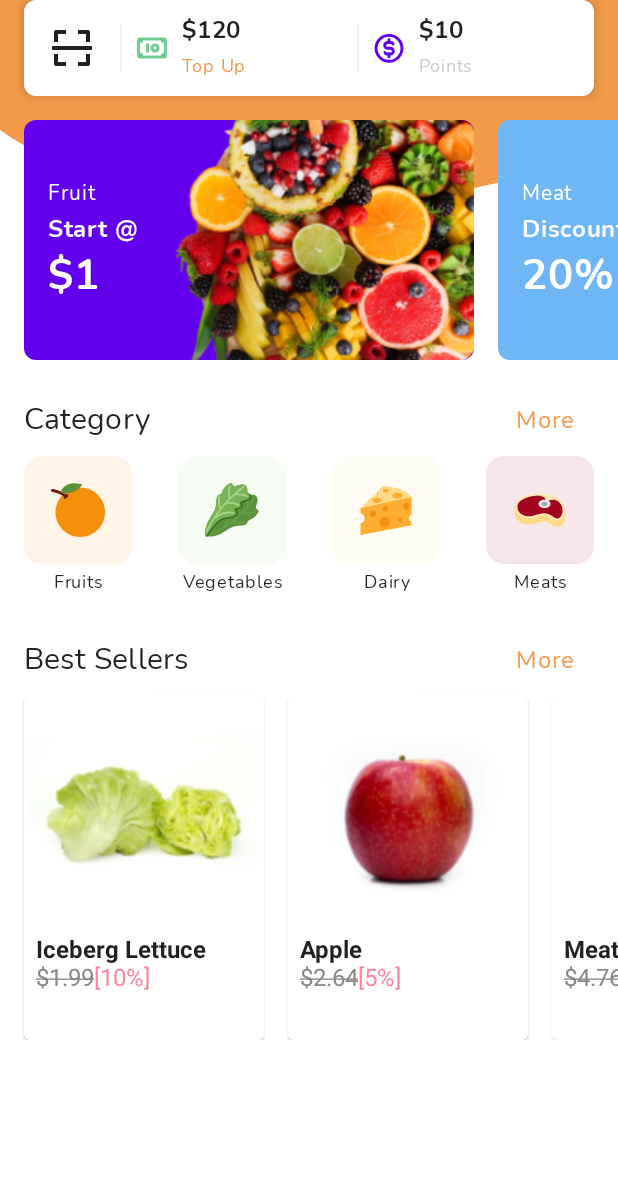
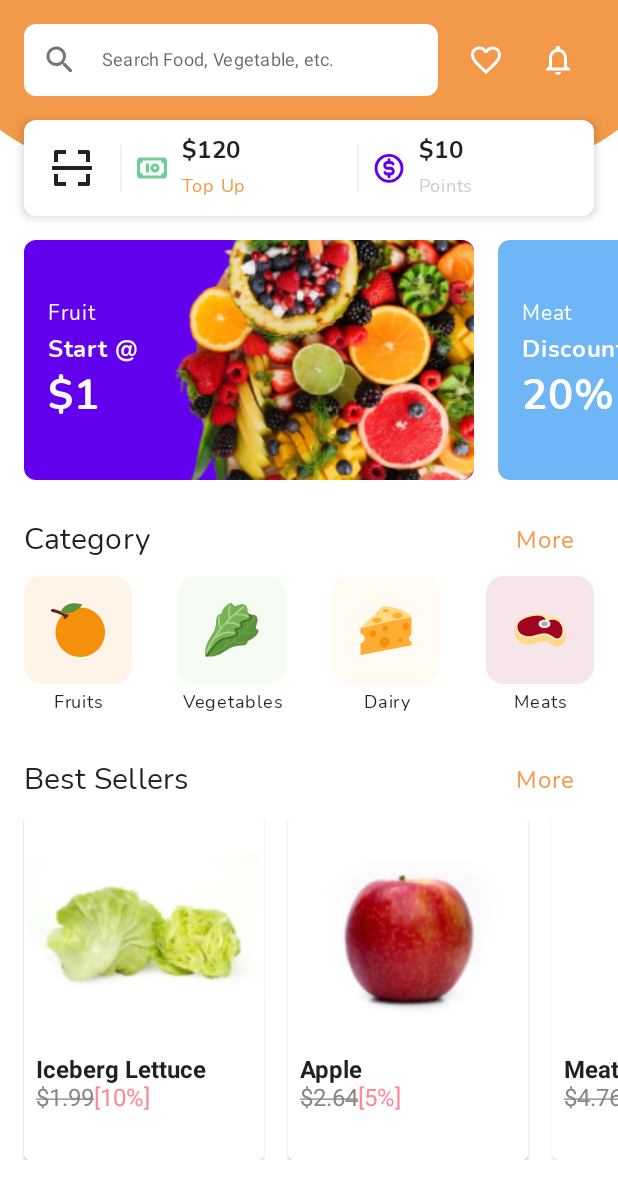
Before and after one commit to ArtemisSoftware/JetPack-Compose-Tutorial-4, an Android app built with Jetpack Compose: the screen it shows after launch (MainActivity), on a phone screen of 412 x 824 dp. Shown: the top 1199 px of the screen. Run offline under Robolectric (Android 15) with nearby library versions, the phone set to English and light mode, and no system bars; Roboto replaces fonts that are not available here.

Commit message:
GroceryShop - AppBar

```diff
--- a/app/src/main/java/com/artemissoftware/jetpackcomposetutorial4/ui/groceryshop/GroceryShopScreen.kt
+++ b/app/src/main/java/com/artemissoftware/jetpackcomposetutorial4/ui/groceryshop/GroceryShopScreen.kt
@@ -23,10 +23,7 @@ import androidx.compose.ui.tooling.preview.Preview
 import androidx.compose.ui.unit.dp
 import androidx.compose.ui.unit.sp
 import com.artemissoftware.jetpackcomposetutorial4.R
-import com.artemissoftware.jetpackcomposetutorial4.ui.groceryshop.composables.BestSellerSection
-import com.artemissoftware.jetpackcomposetutorial4.ui.groceryshop.composables.CategorySection
-import com.artemissoftware.jetpackcomposetutorial4.ui.groceryshop.composables.Header
-import com.artemissoftware.jetpackcomposetutorial4.ui.groceryshop.composables.Promotions
+import com.artemissoftware.jetpackcomposetutorial4.ui.groceryshop.composables.*
 
 @Composable
 fun GroceryShopScreen() {
@@ -46,7 +43,7 @@ fun GroceryShopScreen() {
                 contentScale = ContentScale.FillWidth
             )
             Column {
-                //AppBar()
+                AppBar()
 
                 Column() {
                     Header()
--- /dev/null
+++ b/app/src/main/java/com/artemissoftware/jetpackcomposetutorial4/ui/groceryshop/composables/AppBar.kt
@@ -0,0 +1,69 @@
+package com.artemissoftware.jetpackcomposetutorial4.ui.groceryshop.composables
+
+import androidx.compose.foundation.layout.*
+import androidx.compose.foundation.shape.RoundedCornerShape
+import androidx.compose.material.*
+import androidx.compose.material.icons.Icons
+import androidx.compose.material.icons.outlined.FavoriteBorder
+import androidx.compose.material.icons.outlined.Notifications
+import androidx.compose.material.icons.rounded.Search
+import androidx.compose.runtime.Composable
+import androidx.compose.ui.Alignment
+import androidx.compose.ui.Modifier
+import androidx.compose.ui.graphics.Color
+import androidx.compose.ui.unit.dp
+import androidx.compose.ui.unit.sp
+
+@Composable
+fun AppBar() {
+    Row(
+        Modifier
+            .padding(16.dp)
+            .height(48.dp),
+        verticalAlignment = Alignment.CenterVertically,
+        horizontalArrangement = Arrangement.SpaceAround
+    ) {
+        TextField(
+            value = "",
+            onValueChange = {},
+            label = {
+                Text(
+                    text = "Search Food, Vegetable, etc.",
+                    fontSize = 12.sp
+                )
+            },
+            singleLine = true,
+            leadingIcon = {
+                Icon(
+                    imageVector = Icons.Rounded.Search,
+                    contentDescription = "Search")
+            },
+            colors = TextFieldDefaults.textFieldColors(
+                backgroundColor = Color.White,
+                focusedIndicatorColor = Color.Transparent,
+                unfocusedIndicatorColor = Color.Transparent
+            ),
+            shape = RoundedCornerShape(8.dp),
+            modifier = Modifier
+                .weight(1f)
+                .fillMaxHeight()
+        )
+        Spacer(modifier = Modifier.width(8.dp))
+
+        IconButton(onClick = { }) {
+            Icon(
+                imageVector = Icons.Outlined.FavoriteBorder,
+                contentDescription = "",
+                tint = Color.White
+            )
+        }
+
+        IconButton(onClick = {}) {
+            Icon(
+                imageVector = Icons.Outlined.Notifications,
+                contentDescription = "",
+                tint = Color.White
+            )
+        }
+    }
+}
--- a/app/src/main/java/com/artemissoftware/jetpackcomposetutorial4/ui/groceryshop/composables/BestSellerSection.kt
+++ b/app/src/main/java/com/artemissoftware/jetpackcomposetutorial4/ui/groceryshop/composables/BestSellerSection.kt
@@ -1,10 +1,11 @@
 package com.artemissoftware.jetpackcomposetutorial4.ui.groceryshop.composables
 
-import androidx.compose.foundation.*
+import androidx.compose.foundation.Image
 import androidx.compose.foundation.layout.*
 import androidx.compose.foundation.lazy.LazyRow
-import androidx.compose.foundation.shape.RoundedCornerShape
-import androidx.compose.material.*
+import androidx.compose.material.Card
+import androidx.compose.material.Text
+import androidx.compose.material.TextButton
 import androidx.compose.runtime.Composable
 import androidx.compose.ui.Alignment
 import androidx.compose.ui.Modifier
@@ -12,11 +13,9 @@ import androidx.compose.ui.graphics.Color
 import androidx.compose.ui.layout.ContentScale
 import androidx.compose.ui.res.painterResource
 import androidx.compose.ui.text.font.FontWeight
-import androidx.compose.ui.text.style.TextAlign
 import androidx.compose.ui.text.style.TextDecoration
 import androidx.compose.ui.tooling.preview.Preview
 import androidx.compose.ui.unit.dp
-import androidx.compose.ui.unit.sp
 import com.artemissoftware.jetpackcomposetutorial4.R
 import com.artemissoftware.jetpackcomposetutorial4.ui.theme.GroceryTypography
 import com.artemissoftware.jetpackcomposetutorial4.ui.theme.LightRed
@@ -50,7 +49,7 @@ fun BestSellerSection() {
 }
 
 @Composable
-fun BestSellerItems() {
+private fun BestSellerItems() {
     LazyRow(
         contentPadding = PaddingValues(horizontal = 16.dp),
         horizontalArrangement = Arrangement.spacedBy(16.dp)
@@ -83,7 +82,7 @@ fun BestSellerItems() {
 }
 
 @Composable
-fun BestSellerItem(
+private fun BestSellerItem(
     title: String = "",
     price: String = "",
     discountPercent: Int = 0,
--- a/app/src/main/java/com/artemissoftware/jetpackcomposetutorial4/ui/groceryshop/composables/Promotions.kt
+++ b/app/src/main/java/com/artemissoftware/jetpackcomposetutorial4/ui/groceryshop/composables/Promotions.kt
@@ -1,10 +1,12 @@
 package com.artemissoftware.jetpackcomposetutorial4.ui.groceryshop.composables
 
-import androidx.compose.foundation.*
+import androidx.compose.foundation.Image
 import androidx.compose.foundation.layout.*
 import androidx.compose.foundation.lazy.LazyRow
 import androidx.compose.foundation.shape.RoundedCornerShape
-import androidx.compose.material.*
+import androidx.compose.material.Card
+import androidx.compose.material.MaterialTheme
+import androidx.compose.material.Text
 import androidx.compose.runtime.Composable
 import androidx.compose.ui.Alignment
 import androidx.compose.ui.Modifier
```
Also changed, not shown: app/src/main/java/com/artemissoftware/jetpackcomposetutorial4/ui/groceryshop/composables/Header.kt (+1 -9 lines).
